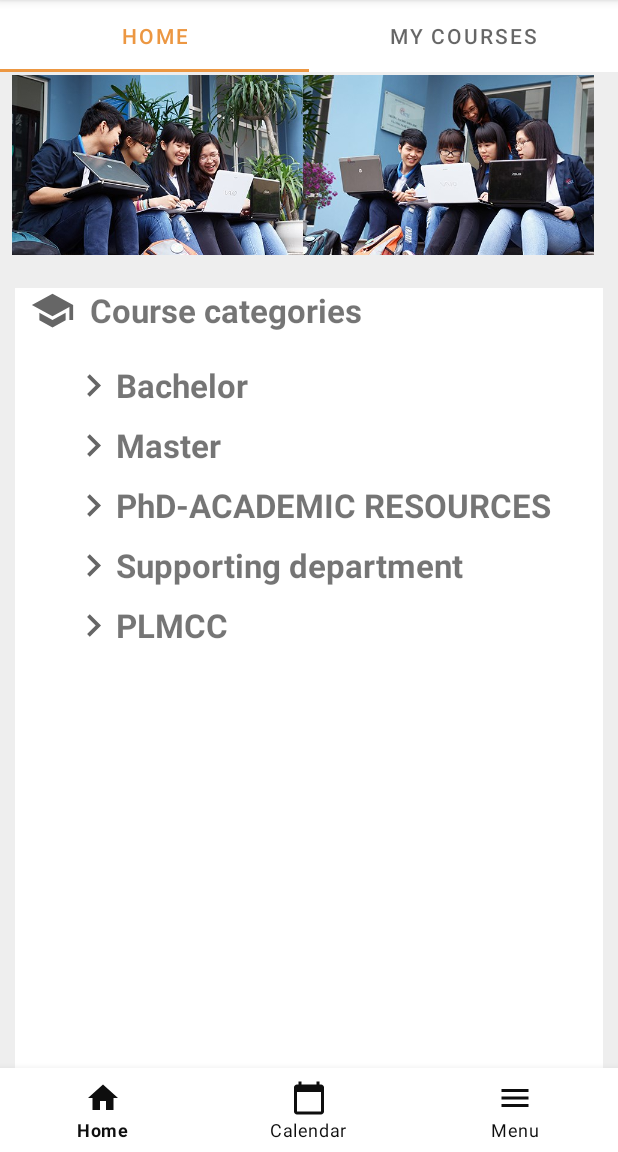
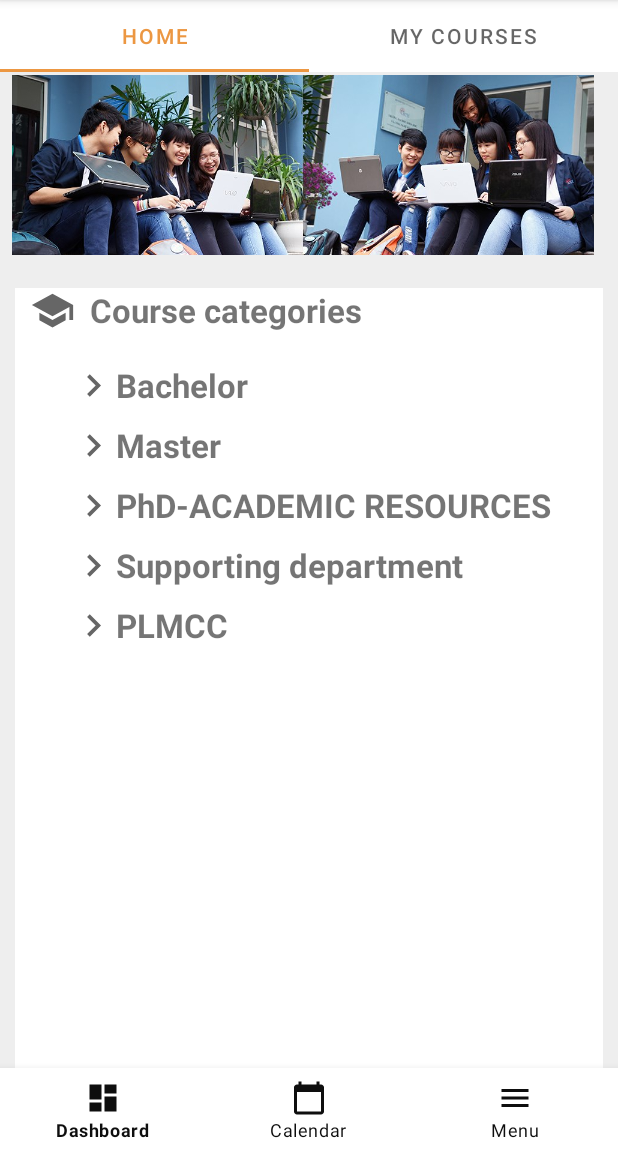
Before and after one commit to thanhhieudo278/finalapp, an Android app: the screen it shows after launch once a user with an empty profile is signed in (MainActivity), on a phone screen of 412 x 824 dp, the part 84-1236 px from its top. Run offline under Robolectric (Android 15) with nearby library versions, the phone set to English and light mode, and no system bars; our stand-ins replace Firebase (no records; nobody signed in at launch, a user with empty details on screens opened directly).

Commit message:
final final

```diff
--- a/MoodleNew/app/src/main/res/drawable/ic_home.xml
+++ b/MoodleNew/app/src/main/res/drawable/ic_home.xml
@@ -6,5 +6,5 @@
     android:tint="?attr/colorControlNormal">
   <path
       android:fillColor="@android:color/white"
-      android:pathData="M10,20v-6h4v6h5v-8h3L12,3 2,12h3v8z"/>
+      android:pathData="M3,13h8L11,3L3,3v10zM3,21h8v-6L3,15v6zM13,21h8L21,11h-8v10zM13,3v6h8L21,3h-8z"/>
 </vector>
--- a/MoodleNew/app/src/main/res/menu/menu_navigation.xml
+++ b/MoodleNew/app/src/main/res/menu/menu_navigation.xml
@@ -2,7 +2,7 @@
 <menu xmlns:android="http://schemas.android.com/apk/res/android">
     <item
         android:id="@+id/home"
-        android:title="@string/Home"
+        android:title="@string/Dashboard"
         android:icon="@drawable/ic_home"/>
     <item
         android:id="@+id/calendar"
--- a/MoodleNew/app/src/main/res/values/strings.xml
+++ b/MoodleNew/app/src/main/res/values/strings.xml
@@ -98,5 +98,6 @@
     <string name="Supportingdepartment">Supporting department</string>
 
     <string name="server_client_id">YOUR_SERVER_CLIENT_ID</string>
+    <string name="Dashboard">Dashboard</string>
 
 </resources>
```
Also changed, not shown: MoodleNew/app/src/main/AndroidManifest.xml (+9 -8 lines), 1 other file.
